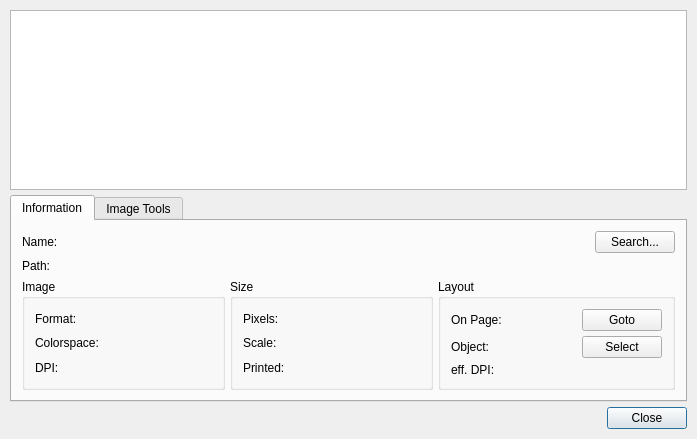
This is scribus/picstatus.ui in scribusproject/scribus as Qt 5 draws it before an edit. The edited form follows.
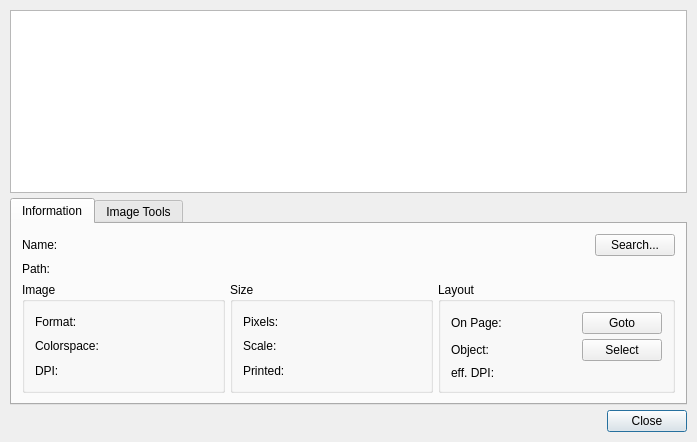
This is the edited form. The open tabs and pages were chosen to show the change.

Commit message: Change string as per 6102, reduce tr "n/a"

What changed in the file:
```diff
--- a/scribus/picstatus.ui
+++ b/scribus/picstatus.ui
@@ -9,7 +9,7 @@
     <x>0</x>
     <y>0</y>
     <width>697</width>
-    <height>439</height>
+    <height>442</height>
    </rect>
   </property>
   <property name="windowTitle" >
@@ -59,9 +59,7 @@
    <item>
     <widget class="QTabWidget" name="workTab" >
      <property name="sizePolicy" >
-      <sizepolicy>
-       <hsizetype>7</hsizetype>
-       <vsizetype>1</vsizetype>
+      <sizepolicy vsizetype="Minimum" hsizetype="Expanding" >
        <horstretch>0</horstretch>
        <verstretch>0</verstretch>
       </sizepolicy>
@@ -85,15 +83,25 @@
          <property name="margin" >
           <number>0</number>
          </property>
-         <property name="spacing" >
+         <property name="topMargin" >
+          <number>0</number>
+         </property>
+         <property name="rightMargin" >
+          <number>0</number>
+         </property>
+         <property name="bottomMargin" >
+          <number>0</number>
+         </property>
+         <property name="horizontalSpacing" >
+          <number>5</number>
+         </property>
+         <property name="verticalSpacing" >
           <number>5</number>
          </property>
          <item row="1" column="1" >
           <widget class="QLabel" name="displayPath" >
            <property name="sizePolicy" >
-            <sizepolicy>
-             <hsizetype>7</hsizetype>
-             <vsizetype>5</vsizetype>
+            <sizepolicy vsizetype="Preferred" hsizetype="Expanding" >
              <horstretch>0</horstretch>
              <verstretch>0</verstretch>
             </sizepolicy>
@@ -118,9 +126,7 @@
          <item row="1" column="0" >
           <widget class="QLabel" name="textLabel3" >
            <property name="sizePolicy" >
-            <sizepolicy>
-             <hsizetype>1</hsizetype>
-             <vsizetype>5</vsizetype>
+            <sizepolicy vsizetype="Preferred" hsizetype="Minimum" >
              <horstretch>0</horstretch>
              <verstretch>0</verstretch>
             </sizepolicy>
@@ -155,9 +161,7 @@
          <item row="0" column="1" >
           <widget class="QLabel" name="displayName" >
            <property name="sizePolicy" >
-            <sizepolicy>
-             <hsizetype>7</hsizetype>
-             <vsizetype>5</vsizetype>
+            <sizepolicy vsizetype="Preferred" hsizetype="Expanding" >
              <horstretch>0</horstretch>
              <verstretch>0</verstretch>
             </sizepolicy>
@@ -182,9 +186,7 @@
          <item row="0" column="0" >
           <widget class="QLabel" name="textLabel1" >
            <property name="sizePolicy" >
-            <sizepolicy>
-             <hsizetype>1</hsizetype>
-             <vsizetype>5</vsizetype>
+            <sizepolicy vsizetype="Preferred" hsizetype="Minimum" >
              <horstretch>0</horstretch>
              <verstretch>0</verstretch>
             </sizepolicy>
@@ -222,7 +224,19 @@
             <property name="margin" >
              <number>10</number>
             </property>
-            <property name="spacing" >
+            <property name="topMargin" >
+             <number>10</number>
+            </property>
+            <property name="rightMargin" >
+             <number>10</number>
+            </property>
+            <property name="bottomMargin" >
+             <number>10</number>
+            </property>
+            <property name="horizontalSpacing" >
+             <number>5</number>
+            </property>
+            <property name="verticalSpacing" >
              <number>5</number>
             </property>
             <item row="1" column="1" >
@@ -324,7 +338,19 @@
             <property name="margin" >
              <number>10</number>
             </property>
-            <property name="spacing" >
+            <property name="topMargin" >
+             <number>10</number>
+            </property>
+            <property name="rightMargin" >
+             <number>10</number>
+            </property>
+            <property name="bottomMargin" >
+             <number>10</number>
+            </property>
+            <property name="horizontalSpacing" >
+             <number>5</number>
+            </property>
+            <property name="verticalSpacing" >
              <number>5</number>
             </property>
             <item row="2" column="1" >
@@ -417,7 +443,19 @@
             <property name="margin" >
              <number>10</number>
             </property>
-            <property name="spacing" >
+            <property name="topMargin" >
+             <number>10</number>
+            </property>
+            <property name="rightMargin" >
+             <number>10</number>
+            </property>
+            <property name="bottomMargin" >
+             <number>10</number>
+            </property>
+            <property name="horizontalSpacing" >
+             <number>5</number>
+            </property>
+            <property name="verticalSpacing" >
              <number>5</number>
             </property>
             <item row="2" column="1" >
```
Left out of the diff: 88 changed lines with no effect on the pictures. The commit also changes 1 other file.
